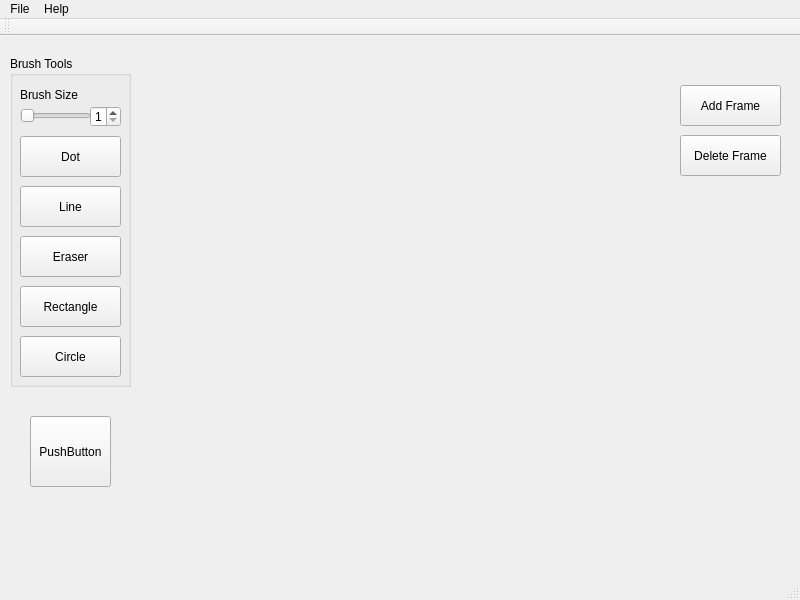
First picture: the form in GigBagSpriteEditor/spriteeditorwindow.ui, repository ChristopherDHanson/SpriteEditor, before the edit.
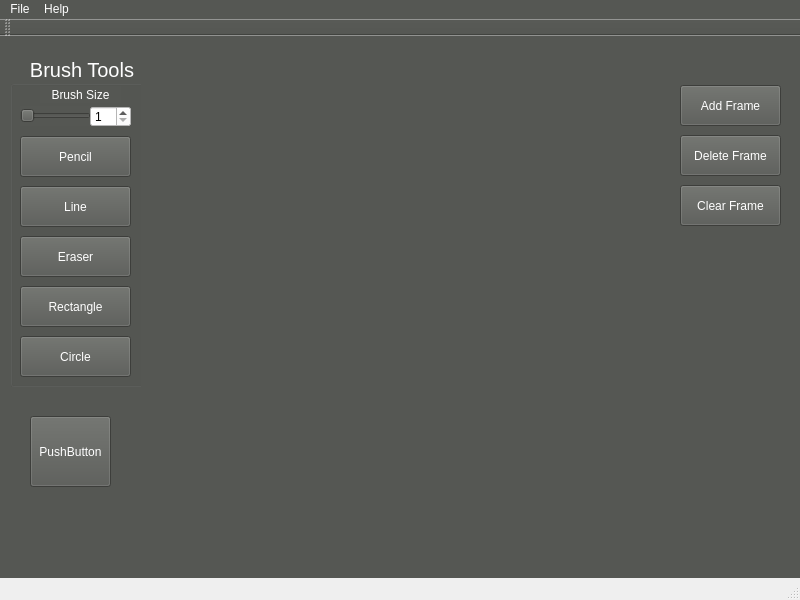
Second picture: the form after the edit. Custom widgets are drawn as their Qt base class.

Commit message: changed ui color scheme, added clear canvas button, adjusted spin box size

The edit to the form file:
```diff
--- a/GigBagSpriteEditor/spriteeditorwindow.ui
+++ b/GigBagSpriteEditor/spriteeditorwindow.ui
@@ -17,12 +17,18 @@
    <property name="enabled">
     <bool>true</bool>
    </property>
+   <property name="autoFillBackground">
+    <bool>false</bool>
+   </property>
+   <property name="styleSheet">
+    <string notr="true">background-color: rgb(85, 87, 83);</string>
+   </property>
    <widget class="ScribbleArea" name="canvasWidget" native="true">
     <property name="geometry">
      <rect>
-      <x>145</x>
+      <x>156</x>
       <y>20</y>
-      <width>512</width>
+      <width>501</width>
       <height>512</height>
      </rect>
     </property>
@@ -32,7 +38,7 @@
      <rect>
       <x>10</x>
       <y>20</y>
-      <width>121</width>
+      <width>131</width>
       <height>331</height>
      </rect>
     </property>
@@ -41,24 +47,35 @@
       <rect>
        <x>0</x>
        <y>0</y>
-       <width>121</width>
+       <width>141</width>
        <height>331</height>
       </rect>
      </property>
+     <property name="font">
+      <font>
+       <pointsize>15</pointsize>
+      </font>
+     </property>
+     <property name="styleSheet">
+      <string notr="true">color: rgb(255, 255, 255);</string>
+     </property>
      <property name="title">
       <string>Brush Tools</string>
      </property>
+     <property name="alignment">
+      <set>Qt::AlignCenter</set>
+     </property>
      <widget class="QPushButton" name="dotBrushButton">
       <property name="geometry">
        <rect>
         <x>10</x>
         <y>80</y>
-        <width>101</width>
+        <width>111</width>
         <height>41</height>
        </rect>
       </property>
       <property name="text">
-       <string>Dot</string>
+       <string>Pencil</string>
       </property>
      </widget>
      <widget class="QPushButton" name="lineBrushButton">
@@ -66,7 +83,7 @@
        <rect>
         <x>10</x>
         <y>130</y>
-        <width>101</width>
+        <width>111</width>
         <height>41</height>
        </rect>
       </property>
@@ -101,7 +118,7 @@
        <rect>
         <x>10</x>
         <y>230</y>
-        <width>101</width>
+        <width>111</width>
         <height>41</height>
        </rect>
       </property>
@@ -114,7 +131,7 @@
        <rect>
         <x>10</x>
         <y>280</y>
-        <width>101</width>
+        <width>111</width>
         <height>41</height>
        </rect>
       </property>
@@ -125,25 +142,32 @@
      <widget class="QLabel" name="brushSizeLabel">
       <property name="geometry">
        <rect>
-        <x>10</x>
+        <x>30</x>
         <y>30</y>
-        <width>71</width>
+        <width>81</width>
         <height>17</height>
        </rect>
       </property>
       <property name="text">
        <string>Brush Size</string>
       </property>
+      <property name="alignment">
+       <set>Qt::AlignCenter</set>
+      </property>
      </widget>
      <widget class="QSpinBox" name="spinBox">
       <property name="geometry">
        <rect>
         <x>80</x>
         <y>50</y>
-        <width>31</width>
+        <width>41</width>
         <height>21</height>
        </rect>
       </property>
+      <property name="styleSheet">
+       <string notr="true">background-color: rgb(255, 255, 255);
+color: rgb(0, 0, 0);</string>
+      </property>
       <property name="minimum">
        <number>1</number>
       </property>
@@ -156,7 +180,7 @@
        <rect>
         <x>10</x>
         <y>180</y>
-        <width>101</width>
+        <width>111</width>
         <height>41</height>
        </rect>
       </property>
@@ -175,6 +199,9 @@
       <height>291</height>
      </rect>
     </property>
+    <property name="styleSheet">
+     <string notr="true">color: rgb(255, 255, 255);</string>
+    </property>
     <widget class="QPushButton" name="addFrameButton">
      <property name="geometry">
       <rect>
@@ -201,13 +228,26 @@
       <string>Delete Frame</string>
      </property>
     </widget>
+    <widget class="QPushButton" name="clearFrameButton">
+     <property name="geometry">
+      <rect>
+       <x>10</x>
+       <y>130</y>
+       <width>101</width>
+       <height>41</height>
+      </rect>
+     </property>
+     <property name="text">
+      <string>Clear Frame</string>
+     </property>
+    </widget>
    </widget>
    <widget class="QWidget" name="colorPickerWidget" native="true">
     <property name="geometry">
      <rect>
       <x>10</x>
       <y>360</y>
-      <width>121</width>
+      <width>131</width>
       <height>161</height>
      </rect>
     </property>
@@ -220,6 +260,9 @@
        <height>71</height>
       </rect>
      </property>
+     <property name="styleSheet">
+      <string notr="true">color: rgb(255, 255, 255);</string>
+     </property>
      <property name="text">
       <string>PushButton</string>
      </property>
@@ -235,6 +278,10 @@
      <height>22</height>
     </rect>
    </property>
+   <property name="styleSheet">
+    <string notr="true">background-color: rgb(85, 87, 83);
+color: rgb(255, 255, 255);</string>
+   </property>
    <widget class="QMenu" name="menuFile">
     <property name="title">
      <string>File</string>
@@ -253,6 +300,9 @@
    <addaction name="menuHelp"/>
   </widget>
   <widget class="QToolBar" name="mainToolBar">
+   <property name="styleSheet">
+    <string notr="true">background-color: rgb(85, 87, 83);</string>
+   </property>
    <attribute name="toolBarArea">
     <enum>TopToolBarArea</enum>
    </attribute>
```
Left out of the diff: 3 changed lines with no effect on the pictures. The commit also changes 3 other files.
